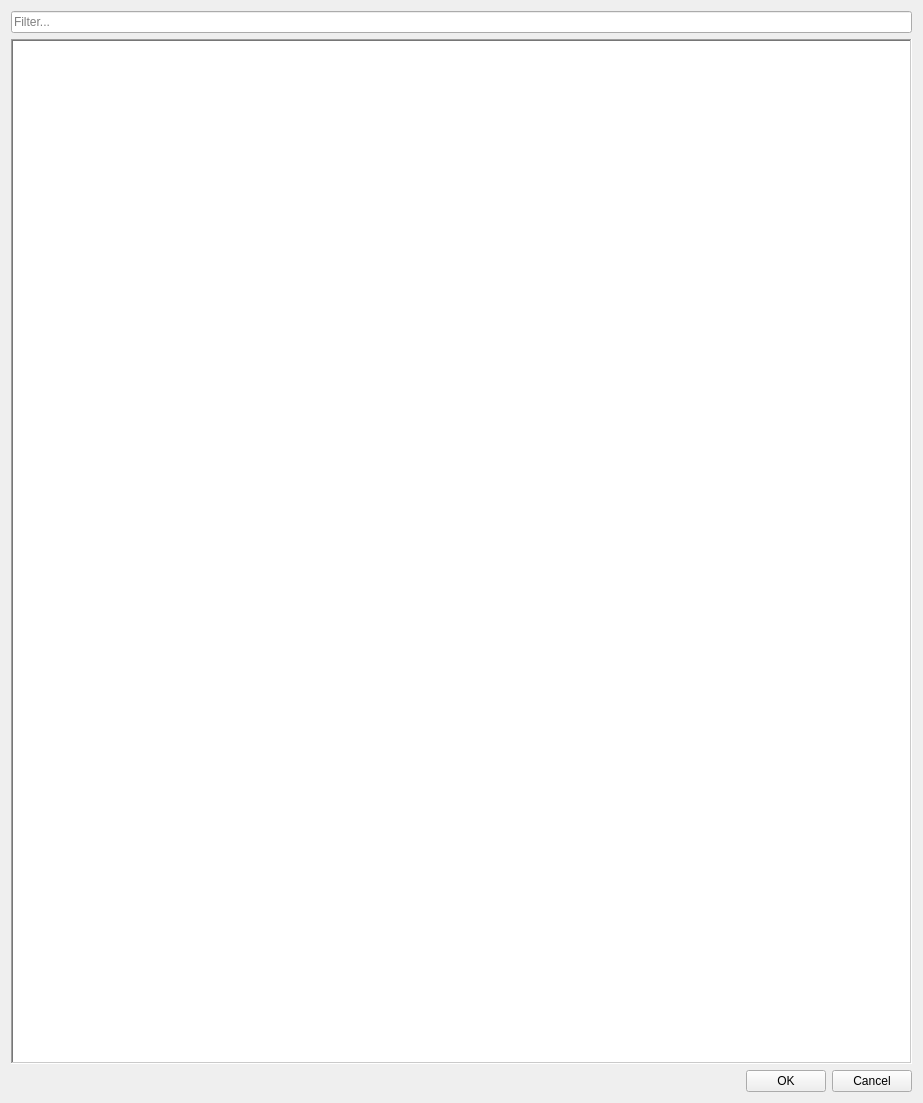
First picture: the form in ui/main_screen.ui, repository fqscfqj/MO2-Batch-Plugin-Cleane-CN, before the edit.
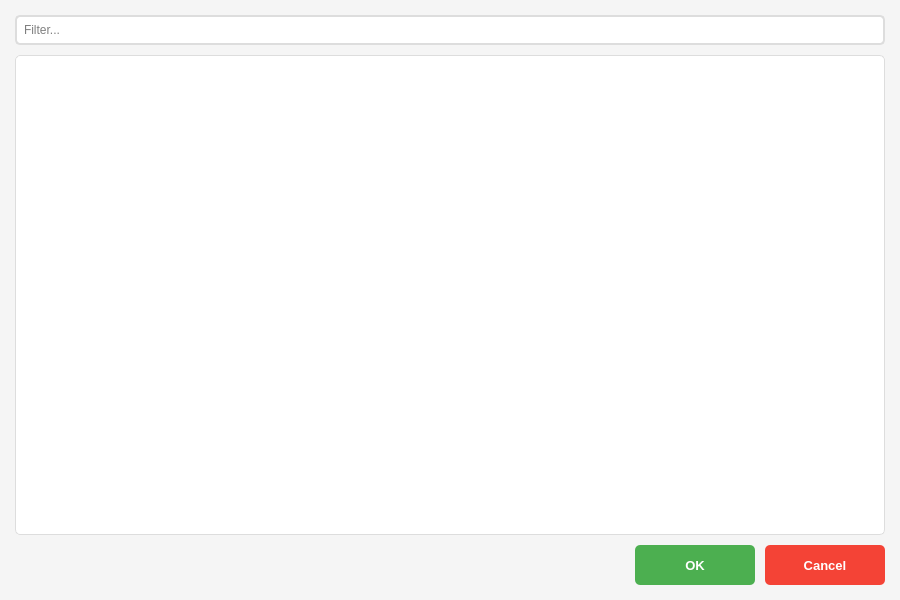
Second picture: the form after the edit.

Commit message: 更新界面样式和布局，优化用户体验；修复文件编码问题，确保兼容性

What changed in the file:
```diff
--- a/ui/main_screen.ui
+++ b/ui/main_screen.ui
@@ -6,16 +6,73 @@
    <rect>
     <x>0</x>
     <y>0</y>
-    <width>923</width>
-    <height>1103</height>
+    <width>900</width>
+    <height>600</height>
    </rect>
   </property>
   <property name="windowTitle">
    <string>Batch Plugin Cleaner</string>
   </property>
+  <property name="styleSheet">
+   <string>QDialog {
+   background-color: #f5f5f5;
+}
+QLineEdit {
+   border: 2px solid #ddd;
+   border-radius: 5px;
+   padding: 5px;
+   background-color: white;
+   font-size: 12px;
+}
+QLineEdit:focus {
+   border: 2px solid #4CAF50;
+}
+QTableView {
+   background-color: white;
+   border: 1px solid #ddd;
+   border-radius: 5px;
+   gridline-color: #eee;
+   font-size: 12px;
+}
+QTableView::item {
+   padding: 5px;
+}
+QTableView::item:selected {
+   background-color: #e3f2fd;
+}
+QHeaderView::section {
+   background-color: #f0f0f0;
+   padding: 5px;
+   border: none;
+   border-right: 1px solid #ddd;
+   border-bottom: 1px solid #ddd;
+   font-weight: bold;
+}</string>
+  </property>
   <layout class="QVBoxLayout" name="verticalLayout">
+  <property name="spacing">
+   <number>10</number>
+  </property>
+  <property name="leftMargin">
+   <number>15</number>
+  </property>
+  <property name="topMargin">
+   <number>15</number>
+  </property>
+  <property name="rightMargin">
+   <number>15</number>
+  </property>
+  <property name="bottomMargin">
+   <number>15</number>
+  </property>
    <item>
     <widget class="QLineEdit" name="filterEdit">
+     <property name="minimumSize">
+      <size>
+       <width>0</width>
+       <height>30</height>
+      </size>
+     </property>
      <property name="placeholderText">
       <string>Filter...</string>
      </property>
@@ -26,8 +83,14 @@
    </item>
    <item>
     <widget class="QTableView" name="pluginsView">
+     <property name="minimumSize">
+      <size>
+       <width>0</width>
+       <height>400</height>
+      </size>
+     </property>
      <property name="frameShape">
-      <enum>QFrame::WinPanel</enum>
+      <enum>QFrame::StyledPanel</enum>
      </property>
      <property name="selectionMode">
       <enum>QAbstractItemView::SingleSelection</enum>
@@ -38,6 +101,15 @@
      <property name="sortingEnabled">
       <bool>true</bool>
      </property>
+     <property name="wordWrap">
+      <bool>false</bool>
+     </property>
+     <attribute name="horizontalHeaderMinimumSectionSize">
+      <number>50</number>
+     </attribute>
+     <attribute name="horizontalHeaderDefaultSectionSize">
+      <number>150</number>
+     </attribute>
      <attribute name="horizontalHeaderStretchLastSection">
       <bool>true</bool>
      </attribute>
@@ -51,6 +123,9 @@
    </item>
    <item>
     <layout class="QHBoxLayout" name="buttonsLayout">
+     <property name="spacing">
+      <number>10</number>
+     </property>
      <item>
       <spacer name="horizontalSpacer">
        <property name="orientation">
@@ -66,6 +141,34 @@
      </item>
      <item>
       <widget class="QPushButton" name="okButton">
+       <property name="minimumSize">
+        <size>
+         <width>120</width>
+         <height>40</height>
+        </size>
+       </property>
+       <property name="font">
+        <font>
+         <pointsize>10</pointsize>
+         <weight>75</weight>
+         <bold>true</bold>
+        </font>
+       </property>
+       <property name="styleSheet">
+        <string>QPushButton {
+   background-color: #4CAF50;
+   color: white;
+   border: none;
+   border-radius: 5px;
+   padding: 5px;
+}
+QPushButton:hover {
+   background-color: #45a049;
+}
+QPushButton:pressed {
+   background-color: #3d8b40;
+}</string>
+       </property>
        <property name="text">
         <string>OK</string>
        </property>
@@ -79,6 +182,34 @@
      </item>
      <item>
       <widget class="QPushButton" name="cancelButton">
+       <property name="minimumSize">
+        <size>
+         <width>120</width>
+         <height>40</height>
+        </size>
+       </property>
+       <property name="font">
+        <font>
+         <pointsize>10</pointsize>
+         <weight>75</weight>
+         <bold>true</bold>
+        </font>
+       </property>
+       <property name="styleSheet">
+        <string>QPushButton {
+   background-color: #f44336;
+   color: white;
+   border: none;
+   border-radius: 5px;
+   padding: 5px;
+}
+QPushButton:hover {
+   background-color: #d32f2f;
+}
+QPushButton:pressed {
+   background-color: #b71c1c;
+}</string>
+       </property>
        <property name="text">
         <string>Cancel</string>
        </property>
```
The commit also changes 4 other files.
